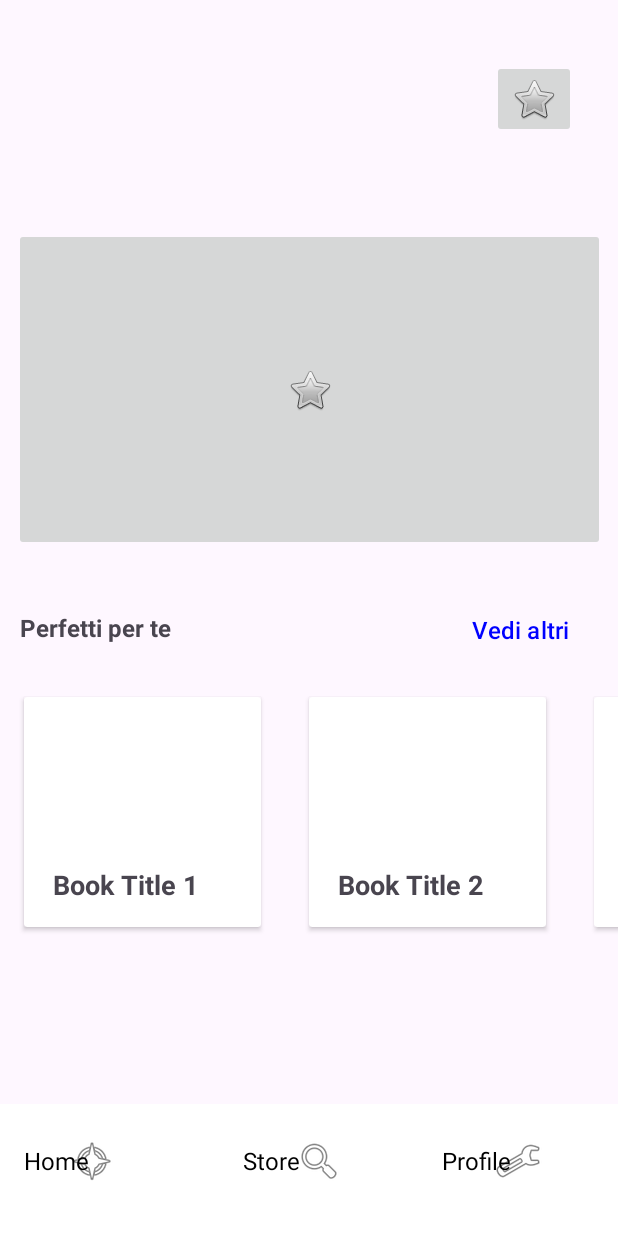
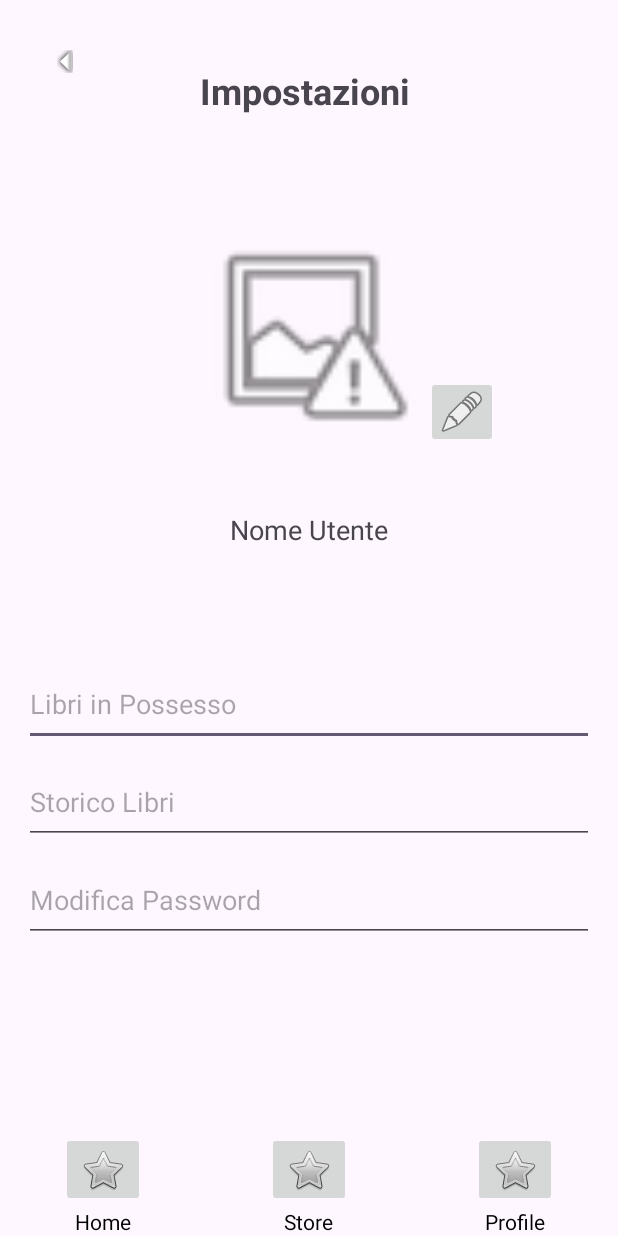
Before and after one commit to AntonioTagliafierro/TheLibrarians_LSO2324, an Android app: the screen it shows after launch (HomeActivity before the commit, ProfileActivity after it), after a tap on "Not a member? Register now", on a phone screen of 412 x 824 dp. Run offline under Robolectric (Android 15) with nearby library versions, the light colour scheme and no system bars; our stand-ins replace EventBus.

Commit message:
Aggiunta di ProlofileActivity

```diff
--- a/app/src/main/AndroidManifest.xml
+++ b/app/src/main/AndroidManifest.xml
@@ -13,6 +13,9 @@
         android:supportsRtl="true"
         android:theme="@style/Theme.TheLibrarians_LSO2324"
         tools:targetApi="31">
+        <activity
+            android:name=".activities.ProfileActivity"
+            android:exported="false" />
         <activity
             android:name=".activities.HomeActivity"
             android:exported="false" />
--- a/app/src/main/java/com/project/thelibrarians_lso2324/activities/LoginActivity.java
+++ b/app/src/main/java/com/project/thelibrarians_lso2324/activities/LoginActivity.java
@@ -38,7 +38,7 @@ public class LoginActivity extends AppCompatActivity {
         registerNow.setOnClickListener(new View.OnClickListener() {
             @Override
             public void onClick(View v) {
-                Intent intent = new Intent(LoginActivity.this, HomeActivity.class);
+                Intent intent = new Intent(LoginActivity.this, ProfileActivity.class);
                 startActivity(intent);
             }
         });
--- /dev/null
+++ b/app/src/main/java/com/project/thelibrarians_lso2324/activities/ProfileActivity.java
@@ -0,0 +1,16 @@
+package com.project.thelibrarians_lso2324.activities;
+
+import androidx.appcompat.app.AppCompatActivity;
+
+import android.os.Bundle;
+
+import com.project.thelibrarians_lso2324.R;
+
+public class ProfileActivity extends AppCompatActivity {
+
+    @Override
+    protected void onCreate(Bundle savedInstanceState) {
+        super.onCreate(savedInstanceState);
+        setContentView(R.layout.activity_profile);
+    }
+}
--- a/app/src/main/res/layout/activity_home.xml
+++ b/app/src/main/res/layout/activity_home.xml
@@ -17,7 +17,9 @@
             android:layout_width="match_parent"
             android:layout_height="wrap_content">
 
+
             <HorizontalScrollView
+                android:id="@+id/horizontalScrollView"
                 android:layout_width="match_parent"
                 android:layout_height="185dp"
                 android:layout_marginTop="16dp"
@@ -37,7 +39,7 @@
                         android:layout_margin="16dp">
 
                         <RelativeLayout
-                            android:layout_width="158dp"
+                            android:layout_width="163dp"
                             android:layout_height="match_parent"
                             android:padding="16dp">
 
@@ -168,12 +170,56 @@
 
             </HorizontalScrollView>
 
+            <HorizontalScrollView
+                android:id="@+id/horizontalScrollView2"
+                android:layout_width="match_parent"
+                android:layout_height="185dp"
+                android:layout_marginTop="5dp"
+                android:scrollbars="none"
+                app:layout_constraintTop_toBottomOf="@+id/vediAltriButtom2"
+                tools:layout_editor_absoluteX="9dp"
+
+                >
+
+                <LinearLayout
+                    android:layout_width="wrap_content"
+                    android:layout_height="wrap_content"
+                    android:orientation="horizontal"></LinearLayout>
+            </HorizontalScrollView>
+
+
+            <Button
+                android:id="@+id/vediAltriButtom2"
+                android:layout_width="132dp"
+                android:layout_height="44dp"
+                android:layout_marginTop="6dp"
+                android:layout_marginEnd="16dp"
+                android:background="@android:color/transparent"
+                android:gravity="right"
+                android:text="Vedi altri"
+                android:textColor="#0000FF"
+                android:textSize="16sp"
+                app:layout_constraintEnd_toEndOf="parent"
+                app:layout_constraintTop_toBottomOf="@+id/horizontalScrollView" />
+
+            <TextView
+                android:id="@+id/tendenzaTextView"
+                android:layout_width="105dp"
+                android:layout_height="25dp"
+                android:layout_marginStart="13dp"
+                android:layout_marginTop="18dp"
+                android:text="Tendenza"
+                android:textSize="16sp"
+                android:textStyle="bold"
+                app:layout_constraintStart_toStartOf="parent"
+                app:layout_constraintTop_toBottomOf="@+id/horizontalScrollView" />
+
             <Button
                 android:id="@+id/vediAltriButtom"
                 android:layout_width="126dp"
                 android:layout_height="45dp"
                 android:layout_marginStart="150dp"
-                android:layout_marginTop="31dp"
+                android:layout_marginTop="26dp"
                 android:background="@android:color/transparent"
                 android:gravity="right"
                 android:text="Vedi altri"
@@ -187,7 +233,9 @@
                 android:id="@+id/bookImageButton"
                 android:layout_width="394dp"
                 android:layout_height="215dp"
-                android:layout_marginTop="60dp"
+                android:layout_marginStart="1dp"
+                android:layout_marginTop="40dp"
+                android:layout_marginEnd="1dp"
                 android:src="@android:drawable/btn_star"
                 app:layout_constraintEnd_toEndOf="parent"
                 app:layout_constraintStart_toStartOf="parent"
@@ -197,10 +245,12 @@
                 android:id="@+id/bagImageButton"
                 android:layout_width="wrap_content"
                 android:layout_height="wrap_content"
-                android:layout_marginTop="40dp"
+                android:layout_marginStart="300dp"
+                android:layout_marginTop="20dp"
                 android:layout_marginEnd="28dp"
                 android:src="@android:drawable/btn_star"
                 app:layout_constraintEnd_toEndOf="parent"
+                app:layout_constraintStart_toStartOf="parent"
                 app:layout_constraintTop_toTopOf="parent" />
 
             <TextView
@@ -208,7 +258,7 @@
                 android:layout_width="105dp"
                 android:layout_height="25dp"
                 android:layout_marginStart="13dp"
-                android:layout_marginTop="40dp"
+                android:layout_marginTop="35dp"
                 android:text="Perfetti per te "
                 android:textSize="16sp"
                 android:textStyle="bold"
--- /dev/null
+++ b/app/src/main/res/layout/activity_profile.xml
@@ -0,0 +1,178 @@
+<androidx.constraintlayout.widget.ConstraintLayout xmlns:android="http://schemas.android.com/apk/res/android"
+    xmlns:tools="http://schemas.android.com/tools"
+    android:layout_width="match_parent"
+    android:layout_height="match_parent"
+    xmlns:app="http://schemas.android.com/apk/res-auto">
+
+
+    <ImageButton
+        android:id="@+id/imageButton4"
+        android:layout_width="55dp"
+        android:layout_height="50dp"
+        android:layout_marginStart="16dp"
+        android:layout_marginTop="16dp"
+        android:background="#00FFFFFF"
+        android:rotation="90"
+        android:src="@android:drawable/arrow_down_float"
+        app:layout_constraintStart_toStartOf="parent"
+        app:layout_constraintTop_toTopOf="parent" />
+
+
+    <TextView
+        android:id="@+id/settingsText"
+        android:layout_width="189dp"
+        android:layout_height="61dp"
+        android:layout_marginStart="108dp"
+        android:layout_marginTop="44dp"
+        android:layout_marginEnd="114dp"
+        android:text="Impostazioni"
+        android:textAlignment="center"
+        android:textSize="24sp"
+        android:textStyle="bold"
+        app:layout_constraintEnd_toEndOf="parent"
+        app:layout_constraintStart_toStartOf="parent"
+        app:layout_constraintTop_toTopOf="parent" />
+
+
+    <ImageButton
+        android:id="@+id/changeImageButton"
+        android:layout_width="48dp"
+        android:layout_height="48dp"
+        android:layout_marginTop="145dp"
+        android:layout_marginEnd="80dp"
+        android:src="@android:drawable/ic_menu_edit"
+        app:layout_constraintEnd_toEndOf="parent"
+        app:layout_constraintTop_toBottomOf="@+id/settingsText" />
+
+    <ImageView
+        android:id="@+id/profileImage"
+        android:layout_width="150dp"
+        android:layout_height="150dp"
+        android:layout_marginTop="43dp"
+        app:layout_constraintEnd_toEndOf="parent"
+        app:layout_constraintHorizontal_bias="0.498"
+        app:layout_constraintStart_toStartOf="parent"
+        app:layout_constraintTop_toBottomOf="@+id/settingsText"
+        app:srcCompat="@android:drawable/ic_menu_report_image" />
+
+    <TextView
+        android:id="@+id/usernameText"
+        android:layout_width="227dp"
+        android:layout_height="33dp"
+        android:layout_marginTop="42dp"
+        android:text="Nome Utente"
+        android:textAlignment="center"
+        android:textSize="18sp"
+        app:layout_constraintEnd_toEndOf="parent"
+        app:layout_constraintStart_toStartOf="parent"
+        app:layout_constraintTop_toBottomOf="@+id/profileImage" />
+
+    <EditText
+        android:id="@+id/booksInPossessionTextField"
+        android:layout_width="0dp"
+        android:layout_height="55dp"
+        android:layout_marginHorizontal="16dp"
+        android:layout_marginTop="68dp"
+        android:hint="Libri in Possesso"
+        app:layout_constraintEnd_toEndOf="parent"
+        app:layout_constraintStart_toStartOf="parent"
+        app:layout_constraintTop_toBottomOf="@+id/usernameText" />
+
+    <EditText
+        android:id="@+id/historyBooksTextField"
+        android:layout_width="0dp"
+        android:layout_height="55dp"
+        android:layout_marginHorizontal="16dp"
+        android:layout_marginTop="10dp"
+        android:hint="Storico Libri"
+        app:layout_constraintEnd_toEndOf="parent"
+        app:layout_constraintStart_toStartOf="parent"
+        app:layout_constraintTop_toBottomOf="@+id/booksInPossessionTextField" />
+
+    <EditText
+        android:id="@+id/changePasswordTextField"
+        android:layout_width="0dp"
+        android:layout_height="55dp"
+        android:layout_marginHorizontal="16dp"
+        android:layout_marginTop="10dp"
+        android:hint="Modifica Password"
+        app:layout_constraintEnd_toEndOf="parent"
+        app:layout_constraintStart_toStartOf="parent"
+        app:layout_constraintTop_toBottomOf="@+id/historyBooksTextField" />
+
+    <LinearLayout
+        android:id="@+id/linearLayout"
+        android:layout_width="0dp"
+        android:layout_height="wrap_content"
+        android:orientation="horizontal"
+        app:layout_constraintBottom_toBottomOf="parent"
+        app:layout_constraintEnd_toEndOf="parent"
+        app:layout_constraintStart_toStartOf="parent">
+
+
+
+        <!-- Pulsante Home -->
+        <LinearLayout
+            android:layout_width="0dp"
+            android:layout_height="wrap_content"
+            android:layout_weight="1"
+            android:orientation="vertical"
+            android:gravity="center">
+
+            <ImageButton
+                android:id="@+id/imageButton3"
+                android:layout_width="wrap_content"
+                android:layout_height="50dp"
+                android:src="@android:drawable/btn_star" />
+
+            <TextView
+                android:layout_width="wrap_content"
+                android:layout_height="wrap_content"
+                android:text="Home"
+                android:textColor="@color/black" />
+        </LinearLayout>
+
+        <!-- Pulsante Store -->
+        <LinearLayout
+            android:layout_width="0dp"
+            android:layout_height="wrap_content"
+            android:layout_weight="1"
+            android:orientation="vertical"
+            android:gravity="center">
+
+            <ImageButton
+                android:id="@+id/imageButton2"
+                android:layout_width="wrap_content"
+                android:layout_height="50dp"
+                android:src="@android:drawable/btn_star" />
+
+            <TextView
+                android:layout_width="wrap_content"
+                android:layout_height="wrap_content"
+                android:text="Store"
+                android:textColor="@color/black" />
+        </LinearLayout>
+
+        <!-- Pulsante Profilo -->
+        <LinearLayout
+            android:layout_width="0dp"
+            android:layout_height="wrap_content"
+            android:layout_weight="1"
+            android:orientation="vertical"
+            android:gravity="center">
+
+            <ImageButton
+                android:id="@+id/imageButton"
+                android:layout_width="wrap_content"
+                android:layout_height="50dp"
+                android:src="@android:drawable/btn_star" />
+
+            <TextView
+                android:layout_width="wrap_content"
+                android:layout_height="wrap_content"
+                android:text="Profile"
+                android:textColor="@color/black" />
+        </LinearLayout>
+
+    </LinearLayout>
+</androidx.constraintlayout.widget.ConstraintLayout>
```
